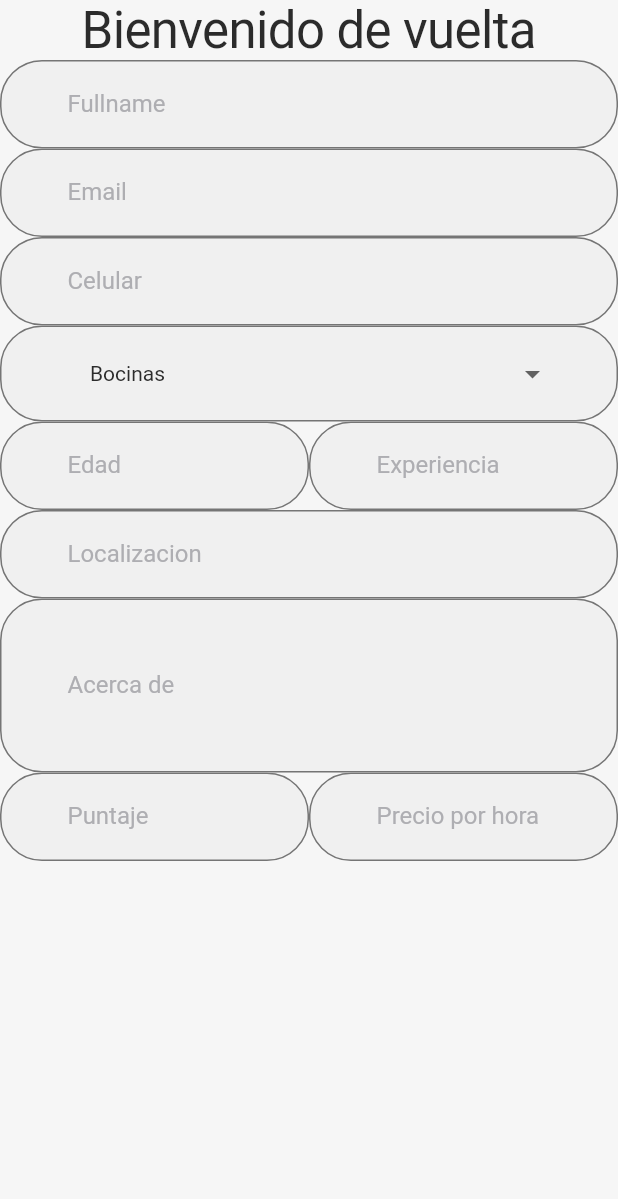
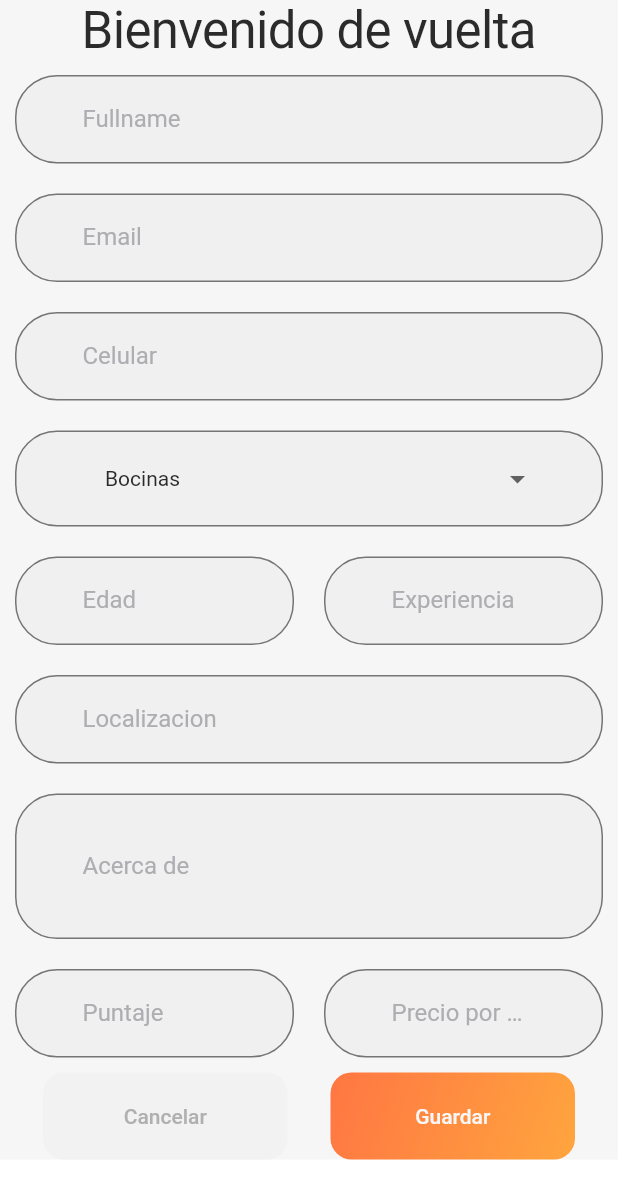
Before and after one commit to Juanesdn/HomeTechFlutterApp, a Flutter app: the EditTechnicianScreen screen opened directly, on a phone screen of 412 x 824 dp. Shown: the top 1199 px of the screen. Run offline on Flutter 3.47's test engine with Material 2 defaults, Android fonts, the phone set to English and light mode, and no system bars; our stand-ins replace table_calendar.

Commit message:
tech screens

```diff
--- a/lib/routes.dart
+++ b/lib/routes.dart
@@ -3,12 +3,7 @@ import "package:flutter/widgets.dart";
 import 'screens/welcome/welcome_screen.dart';
 import 'screens/login/login_screen.dart';
 
-import 'screens/admin/welcome_admin/welcome_admin_screen.dart';
-
-import 'screens/admin/edit_technician/edit_technician_screen.dart';
-
 final Map<String, WidgetBuilder> routes = {
-  // WelcomeScreen.routeName: (context) => const WelcomeScreen(),
-  WelcomeScreen.routeName: (context) => const EditTechnicianScreen(),
+  WelcomeScreen.routeName: (context) => const WelcomeScreen(),
   LoginScreen.routeName: (context) => const LoginScreen(),
 };
--- a/lib/screens/admin/edit_technician/edit_technician_screen.dart
+++ b/lib/screens/admin/edit_technician/edit_technician_screen.dart
@@ -15,6 +15,8 @@ class TechnicianListDataModel {
 }
 
 class _EditTechnicianScreenState extends State<EditTechnicianScreen> {
+  final ScrollController _firstController = ScrollController();
+
   @override
   void initState() {
     super.initState();
@@ -39,10 +41,43 @@ class _EditTechnicianScreenState extends State<EditTechnicianScreen> {
     TechnicianListDataModel("Valeria", "Laptops"),
   ];
 
-  defaultTextFormField(String label, int i) => TextFormField(
+  void nada() {}
+
+  defaultButton(String labelText) => Container(
+        decoration: ShapeDecoration(
+          shape: RoundedRectangleBorder(
+            borderRadius: BorderRadius.circular(14),
+          ),
+          gradient: labelText == "Cancelar" ? null : primaryGradientColor,
+        ),
+        child: ElevatedButton(
+          style: ElevatedButton.styleFrom(
+            shape: RoundedRectangleBorder(
+              borderRadius: BorderRadius.circular(14),
+            ),
+            minimumSize: const Size(163, 58),
+            primary: labelText == "Cancelar"
+                ? Color(0xFFF2F2F2)
+                : Colors.transparent,
+            shadowColor: Colors.transparent,
+          ),
+          onPressed: () => nada(),
+          child: Text(
+            labelText,
+            style: labelText == "Cancelar"
+                ? TextStyle(color: Color(0xFFB0B0B0))
+                : TextStyle(color: Color(0xFFF7F7F8)),
+          ),
+        ),
+      );
+
+  defaultTextFormField(String label, int i) => Padding(
+        padding: EdgeInsets.all(10),
+        child: TextFormField(
           maxLines: i,
           style: defaultTextStyle(),
           decoration: defaultInputDecoration(label),
+        ),
       );
 
   defaultInputDecoration(String label) => InputDecoration(
@@ -62,10 +97,13 @@ class _EditTechnicianScreenState extends State<EditTechnicianScreen> {
         labelText: label,
       );
 
-  defaultFormField() => FormField<String>(
+  defaultFormField() => Padding(
+        padding: EdgeInsets.all(10),
+        child: FormField<String>(
           builder: (FormFieldState<String> state) {
             return defualtInputDecorator();
           },
+        ),
       );
 
   defaultTextStyle() => TextStyle(
@@ -112,14 +150,15 @@ class _EditTechnicianScreenState extends State<EditTechnicianScreen> {
         ),
       );
 
-  defaultSafeArea() => SafeArea(
-        child: Scaffold(
-          body: Container(
+  defaultSafeArea() => Container(
         alignment: Alignment.topCenter,
         child: DecoratedBox(
           decoration: BoxDecoration(
             color: Color(0xFFF6F6F6),
           ),
+          child: Scrollbar(
+            isAlwaysShown: true,
+            controller: _firstController,
             child: Column(
               crossAxisAlignment: CrossAxisAlignment.stretch,
               children: <Widget>[
@@ -152,7 +191,7 @@ class _EditTechnicianScreenState extends State<EditTechnicianScreen> {
                   ],
                 ),
                 defaultTextFormField("Localizacion", 1),
-                  defaultTextFormField("Acerca de", 4),
+                defaultTextFormField("Acerca de", 3),
                 Row(
                   children: [
                     Expanded(
@@ -163,8 +202,14 @@ class _EditTechnicianScreenState extends State<EditTechnicianScreen> {
                     ),
                   ],
                 ),
+                Row(
+                  mainAxisAlignment: MainAxisAlignment.spaceEvenly,
+                  children: <Widget>[
+                    defaultButton("Cancelar"),
+                    defaultButton("Guardar"),
                   ],
                 ),
+              ],
             ),
           ),
         ),
@@ -172,8 +217,29 @@ class _EditTechnicianScreenState extends State<EditTechnicianScreen> {
 
   @override
   Widget build(BuildContext context) {
-    return Material(
-      child: defaultSafeArea(),
+    return SafeArea(
+      child: Scaffold(
+        body: Scrollbar(
+          // Child can also be SingleChildScrollView, GridView, etc.
+          child: ListView.builder(
+            scrollDirection: Axis.vertical,
+            itemCount: 1,
+            itemBuilder: (context, index) {
+              return defaultSafeArea();
+            },
+          ),
+        ),
+      ),
     );
   }
 }
+
+
+//ListView.builder(
+//          itemCount: 10,
+  //        itemBuilder: (context, index) {
+   //         return Text(
+     //         " title: Text('Index )",
+       //     );
+        //  },
+        //),
--- a/lib/screens/admin/welcome_admin/welcome_admin_screen.dart
+++ b/lib/screens/admin/welcome_admin/welcome_admin_screen.dart
@@ -58,7 +58,8 @@ class _WelcomeAdminScreenState extends State<WelcomeAdminScreen> {
               crossAxisAlignment: CrossAxisAlignment.stretch,
               children: <Widget>[
                 Row(
-                  mainAxisAlignment: MainAxisAlignment.center,
+                  mainAxisAlignment: MainAxisAlignment.spaceBetween,
+                  //       mainAxisAlignment: MainAxisAlignment.center,
                   children: [
                     Text(
                       "Bienvenido de vuelta",
```
Also changed, not shown: lib/screens/admin/technician_list/technician_list_screen.dart (added, +117 -0 lines). Lines whose indentation alone changed are shown as unchanged.
